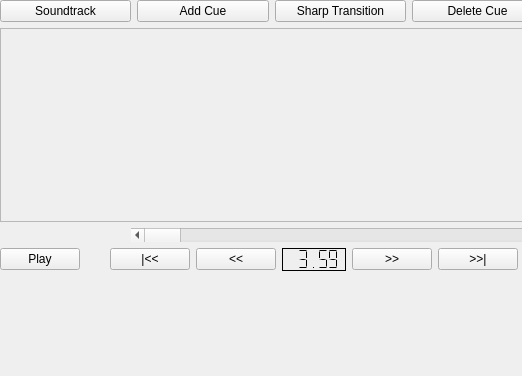
Qt form LightController3/Widgets/timing.ui (pgTech123/Light-Controller) before a commit.
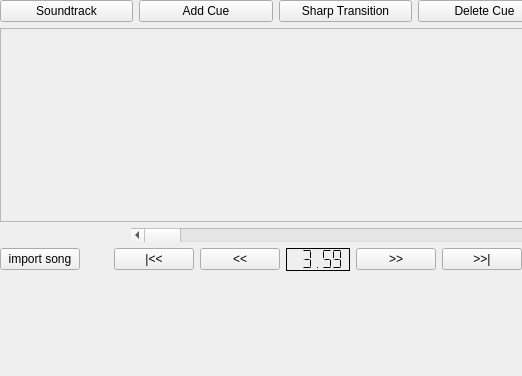
The same form after that commit.

```diff
--- a/LightController3/Widgets/timing.ui
+++ b/LightController3/Widgets/timing.ui
@@ -19,7 +19,7 @@
      <rect>
       <x>0</x>
       <y>0</y>
-      <width>543</width>
+      <width>551</width>
       <height>271</height>
      </rect>
     </property>
@@ -128,7 +128,7 @@
        <item>
         <widget class="QPushButton" name="pushButtonPlay">
          <property name="text">
-          <string>Play</string>
+          <string>import song</string>
          </property>
         </widget>
        </item>
```
Left out of the diff: 2 changed lines with no effect on the pictures.
